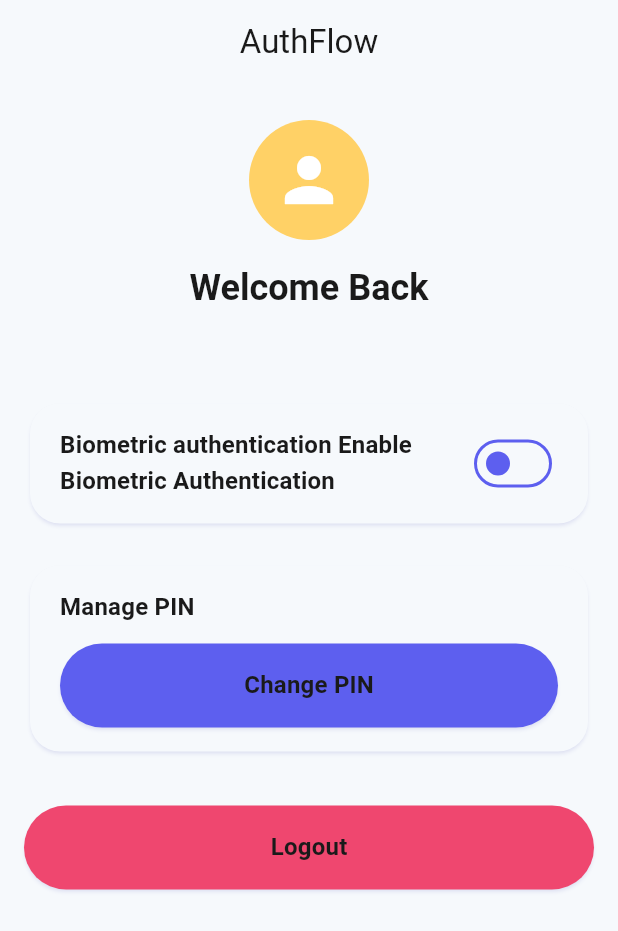
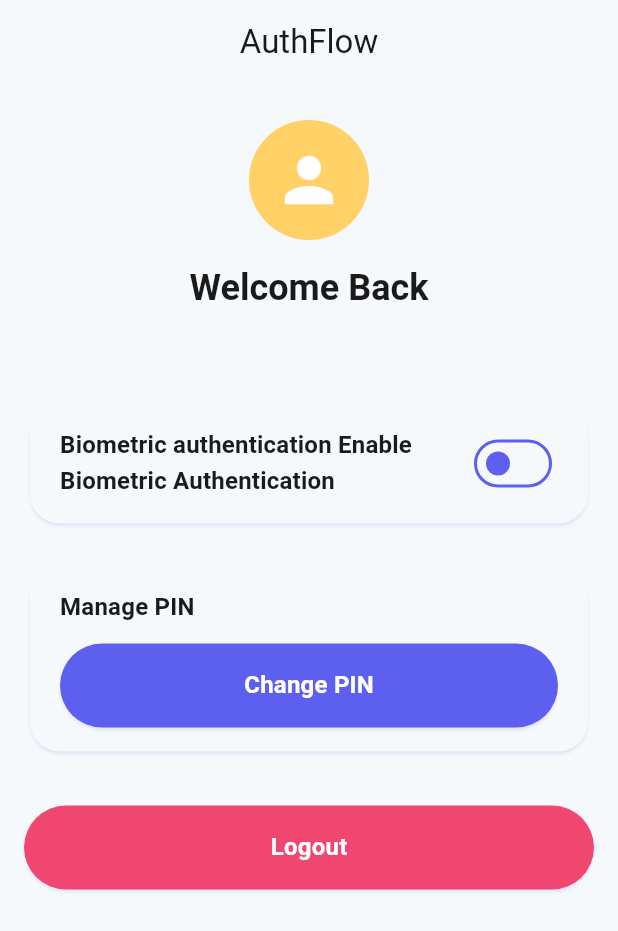
Before and after one commit to survil-dhaduk/flutter_secure_auth, a Flutter app: the HomePage screen opened by its route, on a phone screen of 412 x 824 dp. Shown: the top 931 px of the screen. Run offline on Flutter 3.47's test engine with Material 3 defaults, Android fonts, the phone set to English and light mode, and no system bars; our stand-ins replace dartz, equatable, firebase_auth, firebase_core, flutter_riverpod, flutter_secure_storage and 3 more; accounts and stored records are empty.

Commit message:
Update HomePage UI to use onPrimary color for text styling in title elements

```diff
--- a/lib/features/auth/presentation/pages/home_page.dart
+++ b/lib/features/auth/presentation/pages/home_page.dart
@@ -156,6 +156,7 @@ class HomePage extends ConsumerWidget {
                               ),
                               style: textTheme.titleMedium?.copyWith(
                                 fontWeight: FontWeight.bold,
+                                color: context.colorScheme.onPrimary,
                               ),
                             ),
                           ),
@@ -165,6 +166,7 @@ class HomePage extends ConsumerWidget {
                   ),
                 ),
                 const SizedBox(height: 32),
+
                 // Logout button
                 SizedBox(
                   width: double.infinity,
@@ -185,6 +187,7 @@ class HomePage extends ConsumerWidget {
                       ),
                       style: textTheme.titleMedium?.copyWith(
                         fontWeight: FontWeight.bold,
+                        color: context.colorScheme.onPrimary,
                       ),
                     ),
                   ),
```
